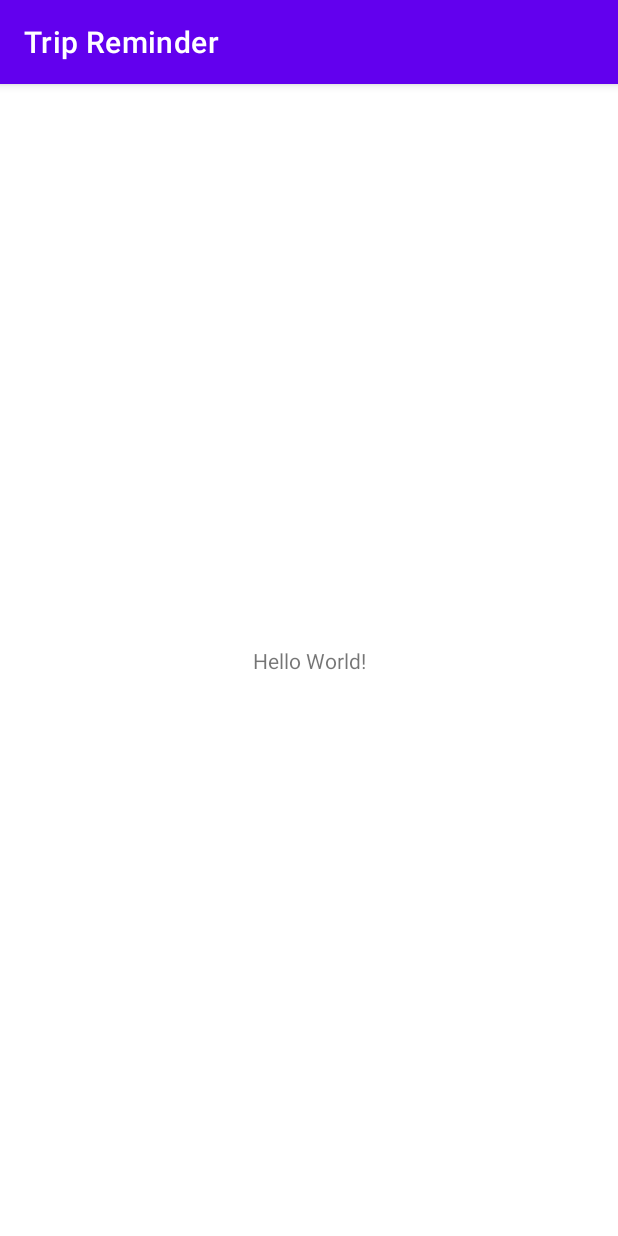
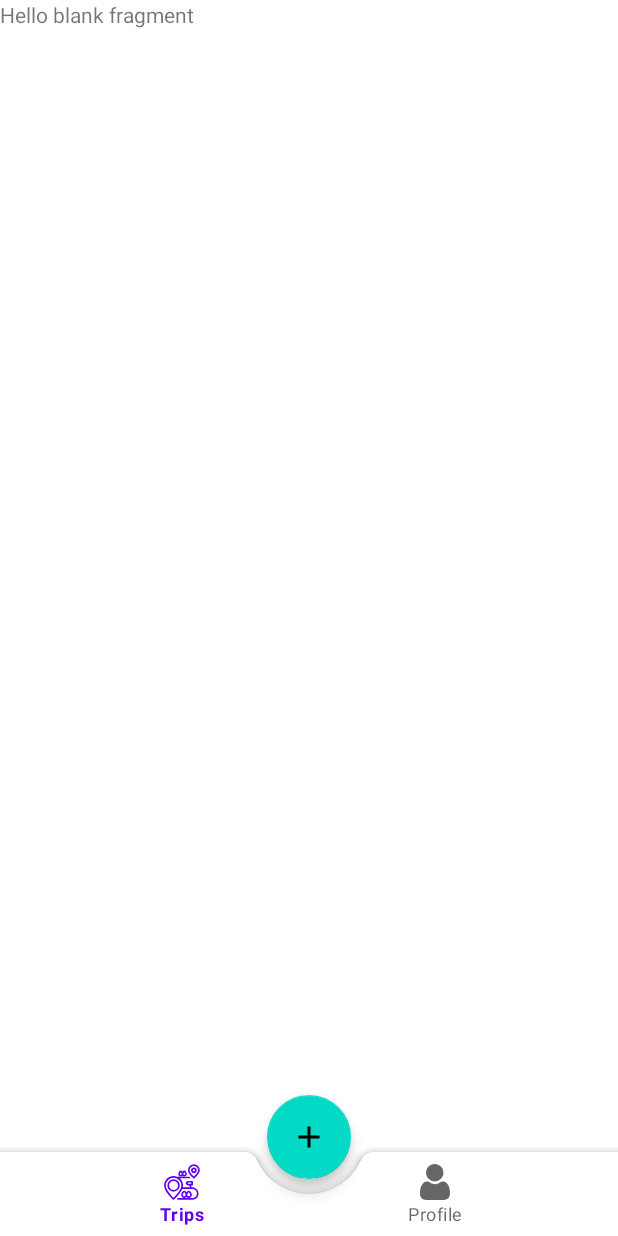
Before and after one commit to Iti-android-project-team/TripReminderAndroid, an Android app: the screen it shows after launch (MainActivity), on a phone screen of 412 x 824 dp. Run offline under Robolectric (Android 15) with nearby library versions, the phone set to English and light mode, and no system bars.

Commit message:
Build bottom navigation

```diff
--- a/app/build.gradle
+++ b/app/build.gradle
@@ -33,6 +33,8 @@ dependencies {
     implementation 'androidx.appcompat:appcompat:1.2.0'
     implementation 'com.google.android.material:material:1.2.1'
     implementation 'androidx.constraintlayout:constraintlayout:2.0.4'
+    implementation 'androidx.legacy:legacy-support-v4:1.0.0'
+
     testImplementation 'junit:junit:4.+'
     androidTestImplementation 'androidx.test.ext:junit:1.1.2'
     androidTestImplementation 'androidx.test.espresso:espresso-core:3.3.0'
--- a/app/src/main/AndroidManifest.xml
+++ b/app/src/main/AndroidManifest.xml
@@ -9,7 +9,7 @@
         android:roundIcon="@mipmap/ic_launcher_round"
         android:supportsRtl="true"
         android:theme="@style/Theme.TripReminder">
-        <activity android:name=".MainActivity">
+        <activity android:name=".ui.activities.MainActivity">
             <intent-filter>
                 <action android:name="android.intent.action.MAIN" />
 
--- a/app/src/main/java/com/example/tripreminder/MainActivity.java
+++ /dev/null
@@ -1,14 +0,0 @@
-package com.example.tripreminder;
-
-import androidx.appcompat.app.AppCompatActivity;
-
-import android.os.Bundle;
-
-public class MainActivity extends AppCompatActivity {
-
-    @Override
-    protected void onCreate(Bundle savedInstanceState) {
-        super.onCreate(savedInstanceState);
-        setContentView(R.layout.activity_main);
-    }
-}
--- /dev/null
+++ b/app/src/main/java/com/example/tripreminder/PlaceHolder.java
@@ -0,0 +1,4 @@
+package com.example.tripreminder;
+
+class PlaceHolder {
+}
--- /dev/null
+++ b/app/src/main/java/com/example/tripreminder/helper/ViewPagerAdapter.java
@@ -0,0 +1,37 @@
+package com.example.tripreminder.helper;
+
+import androidx.annotation.NonNull;
+import androidx.fragment.app.Fragment;
+import androidx.fragment.app.FragmentActivity;
+import androidx.fragment.app.FragmentManager;
+import androidx.lifecycle.Lifecycle;
+import androidx.viewpager2.adapter.FragmentStateAdapter;
+
+import com.example.tripreminder.ui.fragment.ProfileFragment;
+import com.example.tripreminder.ui.fragment.TripsFragment;
+
+import java.util.ArrayList;
+import java.util.List;
+
+public class ViewPagerAdapter extends FragmentStateAdapter {
+    private final List<Fragment> mFragmentList = new ArrayList<Fragment>() {{
+        add(new TripsFragment());
+        add(new ProfileFragment());
+    }};
+
+    public ViewPagerAdapter(@NonNull FragmentActivity fragmentActivity) {
+        super(fragmentActivity);
+    }
+
+
+    @NonNull
+    @Override
+    public Fragment createFragment(int position) {
+        return mFragmentList.get(position);
+    }
+
+    @Override
+    public int getItemCount() {
+        return  mFragmentList.size();
+    }
+}
--- /dev/null
+++ b/app/src/main/java/com/example/tripreminder/ui/PlaceHolder.java
@@ -0,0 +1,4 @@
+package com.example.tripreminder.ui;
+
+class PlaceHolder {
+}
--- /dev/null
+++ b/app/src/main/java/com/example/tripreminder/ui/activities/MainActivity.java
@@ -0,0 +1,59 @@
+package com.example.tripreminder.ui.activities;
+
+import androidx.appcompat.app.AppCompatActivity;
+import androidx.viewpager.widget.ViewPager;
+import androidx.viewpager2.widget.ViewPager2;
+
+import android.os.Bundle;
+
+import com.example.tripreminder.R;
+import com.example.tripreminder.helper.ViewPagerAdapter;
+import com.google.android.material.bottomnavigation.BottomNavigationView;
+
+public class MainActivity extends AppCompatActivity {
+
+    BottomNavigationView bottomNavigationView;
+    private int oldItemId;
+    private ViewPager2 viewPager;
+    private ViewPagerAdapter viewPagerAdapter;
+
+    @Override
+    protected void onCreate(Bundle savedInstanceState) {
+        super.onCreate(savedInstanceState);
+        setContentView(R.layout.activity_main);
+
+        init();
+    }
+
+    private void init(){
+        bottomNavigationView = findViewById(R.id.bottomNavigationView);
+        bottomNavigationView.setBackground(null);
+        oldItemId = R.id.nav_tripe;
+        viewPager = findViewById(R.id.pager);
+        viewPagerAdapter = new ViewPagerAdapter(this);
+        viewPager.setAdapter(viewPagerAdapter);
+        bottomNavigationView.setOnNavigationItemSelectedListener(mOnNavigationItemSelectedListener);
+
+    }
+
+
+    private BottomNavigationView.OnNavigationItemSelectedListener mOnNavigationItemSelectedListener
+            = item -> {
+        if (oldItemId != item.getItemId()){
+            oldItemId = item.getItemId();
+
+            switch (item.getItemId()) {
+                case R.id.nav_tripe:
+                    viewPager.setCurrentItem(0);
+                    return true;
+                case R.id.nave_profile:
+                    viewPager.setCurrentItem(1);
+                    return true;
+            }
+        }
+
+        return  false;
+    };
+
+
+}
--- /dev/null
+++ b/app/src/main/java/com/example/tripreminder/ui/fragment/ProfileFragment.java
@@ -0,0 +1,66 @@
+package com.example.tripreminder.ui.fragment;
+
+import android.os.Bundle;
+
+import androidx.fragment.app.Fragment;
+
+import android.view.LayoutInflater;
+import android.view.View;
+import android.view.ViewGroup;
+
+import com.example.tripreminder.R;
+
+/**
+ * A simple {@link Fragment} subclass.
+ * Use the {@link ProfileFragment#newInstance} factory method to
+ * create an instance of this fragment.
+ */
+public class ProfileFragment extends Fragment {
+
+    // TODO: Rename parameter arguments, choose names that match
+    // the fragment initialization parameters, e.g. ARG_ITEM_NUMBER
+    private static final String ARG_PARAM1 = "param1";
+    private static final String ARG_PARAM2 = "param2";
+
+    // TODO: Rename and change types of parameters
+    private String mParam1;
+    private String mParam2;
+
+    public ProfileFragment() {
+        // Required empty public constructor
+    }
+
+    /**
+     * Use this factory method to create a new instance of
+     * this fragment using the provided parameters.
+     *
+     * @param param1 Parameter 1.
+     * @param param2 Parameter 2.
+     * @return A new instance of fragment ProfileFragment.
+     */
+    // TODO: Rename and change types and number of parameters
+    public static ProfileFragment newInstance(String param1, String param2) {
+        ProfileFragment fragment = new ProfileFragment();
+        Bundle args = new Bundle();
+        args.putString(ARG_PARAM1, param1);
+        args.putString(ARG_PARAM2, param2);
+        fragment.setArguments(args);
+        return fragment;
+    }
+
+    @Override
+    public void onCreate(Bundle savedInstanceState) {
+        super.onCreate(savedInstanceState);
+        if (getArguments() != null) {
+            mParam1 = getArguments().getString(ARG_PARAM1);
+            mParam2 = getArguments().getString(ARG_PARAM2);
+        }
+    }
+
+    @Override
+    public View onCreateView(LayoutInflater inflater, ViewGroup container,
+                             Bundle savedInstanceState) {
+        // Inflate the layout for this fragment
+        return inflater.inflate(R.layout.fragment_profile, container, false);
+    }
+}
--- /dev/null
+++ b/app/src/main/java/com/example/tripreminder/ui/fragment/TripsFragment.java
@@ -0,0 +1,66 @@
+package com.example.tripreminder.ui.fragment;
+
+import android.os.Bundle;
+
+import androidx.fragment.app.Fragment;
+
+import android.view.LayoutInflater;
+import android.view.View;
+import android.view.ViewGroup;
+
+import com.example.tripreminder.R;
+
+/**
+ * A simple {@link Fragment} subclass.
+ * Use the {@link TripsFragment#newInstance} factory method to
+ * create an instance of this fragment.
+ */
+public class TripsFragment extends Fragment {
+
+    // TODO: Rename parameter arguments, choose names that match
+    // the fragment initialization parameters, e.g. ARG_ITEM_NUMBER
+    private static final String ARG_PARAM1 = "param1";
+    private static final String ARG_PARAM2 = "param2";
+
+    // TODO: Rename and change types of parameters
+    private String mParam1;
+    private String mParam2;
+
+    public TripsFragment() {
+        // Required empty public constructor
+    }
+
+    /**
+     * Use this factory method to create a new instance of
+     * this fragment using the provided parameters.
+     *
+     * @param param1 Parameter 1.
+     * @param param2 Parameter 2.
+     * @return A new instance of fragment TripsFragment.
+     */
+    // TODO: Rename and change types and number of parameters
+    public static TripsFragment newInstance(String param1, String param2) {
+        TripsFragment fragment = new TripsFragment();
+        Bundle args = new Bundle();
+        args.putString(ARG_PARAM1, param1);
+        args.putString(ARG_PARAM2, param2);
+        fragment.setArguments(args);
+        return fragment;
+    }
+
+    @Override
+    public void onCreate(Bundle savedInstanceState) {
+        super.onCreate(savedInstanceState);
+        if (getArguments() != null) {
+            mParam1 = getArguments().getString(ARG_PARAM1);
+            mParam2 = getArguments().getString(ARG_PARAM2);
+        }
+    }
+
+    @Override
+    public View onCreateView(LayoutInflater inflater, ViewGroup container,
+                             Bundle savedInstanceState) {
+        // Inflate the layout for this fragment
+        return inflater.inflate(R.layout.fragment_trips, container, false);
+    }
+}
--- /dev/null
+++ b/app/src/main/res/drawable/ic_baseline_add.xml
@@ -0,0 +1,10 @@
+<vector xmlns:android="http://schemas.android.com/apk/res/android"
+    android:width="24dp"
+    android:height="24dp"
+    android:viewportWidth="24"
+    android:viewportHeight="24"
+    android:tint="?attr/colorControlNormal">
+  <path
+      android:fillColor="@android:color/white"
+      android:pathData="M19,13h-6v6h-2v-6H5v-2h6V5h2v6h6v2z"/>
+</vector>
--- /dev/null
+++ b/app/src/main/res/drawable/ic_tripe.xml
@@ -0,0 +1,24 @@
+<vector xmlns:android="http://schemas.android.com/apk/res/android"
+    android:width="512dp"
+    android:height="512dp"
+    android:viewportWidth="512"
+    android:viewportHeight="512">
+  <path
+      android:fillColor="#FF000000"
+      android:pathData="M403.89,332L388,332L388,304h12a12,12 0,0 0,12 -12L412,252a12,12 0,0 0,-12 -12L336,240a12,12 0,0 0,-9.37 4.5l-16,20a12,12 0,0 0,0 14.992l16,20A12,12 0,0 0,336 304h28v28L266.839,332a108.906,108.906 0,0 0,3.58 -26.6A134.149,134.149 0,0 0,224.142 204L360,204a12,12 0,0 0,0 -24L184.392,180A133.737,133.737 0,0 0,136 170.984c-74.119,0 -134.419,60.3 -134.419,134.419 0,84.164 121.17,195.765 126.328,200.475a12,12 0,0 0,16.182 0c4.167,-3.805 84.038,-77.373 114.58,-149.878L403.89,356a64.11,64.11 0,0 1,0.174 128.22l-204.11,0.78A12,12 0,0 0,200 509h0.047l204.1,-0.78A88.11,88.11 0,0 0,403.89 332ZM335.367,272 L341.767,264L388,264v16L341.768,280ZM136,480.432C109.266,454.332 25.581,367.64 25.581,305.4a110.419,110.419 0,0 1,220.838 0c0,10.473 -2.382,21.644 -6.46,33.1a11.915,11.915 0,0 0,-1.014 2.758C217.841,397.134 157.86,459.072 136,480.432Z"/>
+  <path
+      android:fillColor="#FF000000"
+      android:pathData="M320,470.152A43.969,43.969 0,0 0,396 440c0,-10.742 -4.709,-25.077 -12.29,-37.411C378.3,393.779 366.976,379 352,379s-26.3,14.779 -31.71,23.589c-0.1,0.161 -0.192,0.327 -0.29,0.488 -0.1,-0.161 -0.191,-0.327 -0.29,-0.488C314.3,393.779 302.976,379 288,379s-26.3,14.779 -31.71,23.589C248.709,414.923 244,429.258 244,440a43.969,43.969 0,0 0,76 30.152ZM340.036,416.323c5.259,-8.966 10.248,-12.773 11.964,-13.29 1.716,0.517 6.7,4.324 11.964,13.29C368.771,424.518 372,434.033 372,440a20,20 0,0 1,-40 0C332,434.033 335.229,424.518 340.036,416.323ZM268,440c0,-5.967 3.229,-15.482 8.036,-23.677 5.259,-8.966 10.248,-12.773 11.964,-13.29 1.716,0.517 6.7,4.324 11.964,13.29C304.771,424.518 308,434.033 308,440a20,20 0,0 1,-40 0Z"/>
+  <path
+      android:fillColor="#FF000000"
+      android:pathData="M136,217.4a88,88 0,1 0,88 88A88.1,88.1 0,0 0,136 217.4ZM136,369.4a64,64 0,1 1,64 -64A64.072,64.072 0,0 1,136 369.4Z"/>
+  <path
+      android:fillColor="#FF000000"
+      android:pathData="M417.633,202.472a12,12 0,0 0,14.734 0,323.227 323.227,0 0,0 37.553,-35.445C495.852,138.214 509,111.962 509,89a84,84 0,0 0,-168 0c0,22.962 13.148,49.214 39.08,78.027A323.227,323.227 0,0 0,417.633 202.472ZM425,29a60.068,60.068 0,0 1,60 60c0,30.588 -38.281,69.814 -60,88.47 -21.723,-18.659 -60,-57.884 -60,-88.47A60.068,60.068 0,0 1,425 29Z"/>
+  <path
+      android:fillColor="#FF000000"
+      android:pathData="M465,89a40,40 0,1 0,-40 40A40.045,40.045 0,0 0,465 89ZM409,89a16,16 0,1 1,16 16A16.019,16.019 0,0 1,409 89Z"/>
+  <path
+      android:fillColor="#FF000000"
+      android:pathData="M239.9,179a35.952,35.952 0,0 0,24.1 -9.25A36.076,36.076 0,0 0,324.2 142.9c0,-16.739 -15.244,-48.9 -36.1,-48.9 -9.5,0 -17.837,6.688 -24.1,15.544C257.738,100.688 249.406,94 239.9,94c-20.854,0 -36.1,32.162 -36.1,48.9A36.139,36.139 0,0 0,239.9 179ZM288.1,118.429c4.472,3.226 12.1,16.4 12.1,24.472a12.1,12.1 0,1 1,-24.2 0C276,134.83 283.626,121.655 288.1,118.429ZM239.9,118.429c4.473,3.226 12.1,16.4 12.1,24.472a12.1,12.1 0,1 1,-24.2 0C227.8,134.83 235.429,121.655 239.9,118.429Z"/>
+</vector>
--- /dev/null
+++ b/app/src/main/res/drawable/ic_user.xml
@@ -0,0 +1,5 @@
+<vector android:height="24.000093dp" android:viewportHeight="512.002"
+    android:viewportWidth="512" android:width="24dp" xmlns:android="http://schemas.android.com/apk/res/android">
+    <path android:fillColor="#FF000000" android:pathData="m252.352,246.633c33.883,0 63.223,-12.152 87.195,-36.129 23.973,-23.973 36.125,-53.305 36.125,-87.191 0,-33.875 -12.152,-63.211 -36.129,-87.191 -23.977,-23.969 -53.313,-36.121 -87.191,-36.121 -33.887,0 -63.219,12.152 -87.191,36.125s-36.129,53.309 -36.129,87.188c0,33.887 12.156,63.223 36.133,87.195 23.977,23.969 53.313,36.125 87.188,36.125zM252.352,246.633"/>
+    <path android:fillColor="#FF000000" android:pathData="m468.129,393.703c-0.691,-9.977 -2.09,-20.859 -4.148,-32.352 -2.078,-11.578 -4.754,-22.523 -7.957,-32.527 -3.309,-10.34 -7.809,-20.551 -13.371,-30.336 -5.773,-10.156 -12.555,-19 -20.164,-26.277 -7.957,-7.613 -17.699,-13.734 -28.965,-18.199 -11.227,-4.441 -23.668,-6.691 -36.977,-6.691 -5.227,0 -10.281,2.145 -20.043,8.5 -6.008,3.918 -13.035,8.449 -20.879,13.461 -6.707,4.273 -15.793,8.277 -27.016,11.902 -10.949,3.543 -22.066,5.34 -33.039,5.34 -10.973,0 -22.086,-1.797 -33.047,-5.34 -11.211,-3.621 -20.297,-7.625 -26.996,-11.898 -7.77,-4.965 -14.801,-9.496 -20.898,-13.469 -9.75,-6.355 -14.809,-8.5 -20.035,-8.5 -13.313,0 -25.75,2.254 -36.973,6.699 -11.258,4.457 -21.004,10.578 -28.969,18.199 -7.605,7.281 -14.391,16.121 -20.156,26.273 -5.559,9.785 -10.059,19.992 -13.371,30.34 -3.199,10.004 -5.875,20.945 -7.953,32.523 -2.059,11.477 -3.457,22.363 -4.148,32.363 -0.68,9.797 -1.023,19.965 -1.023,30.234 0,26.727 8.496,48.363 25.25,64.32 16.547,15.746 38.441,23.734 65.066,23.734h246.531c26.625,0 48.512,-7.984 65.063,-23.734 16.758,-15.945 25.254,-37.586 25.254,-64.324 -0.004,-10.316 -0.352,-20.492 -1.035,-30.242zM468.129,393.703"/>
+</vector>
--- a/app/src/main/res/layout/activity_main.xml
+++ b/app/src/main/res/layout/activity_main.xml
@@ -1,18 +1,43 @@
 <?xml version="1.0" encoding="utf-8"?>
-<androidx.constraintlayout.widget.ConstraintLayout xmlns:android="http://schemas.android.com/apk/res/android"
+<androidx.coordinatorlayout.widget.CoordinatorLayout
+    xmlns:android="http://schemas.android.com/apk/res/android"
     xmlns:app="http://schemas.android.com/apk/res-auto"
     xmlns:tools="http://schemas.android.com/tools"
     android:layout_width="match_parent"
     android:layout_height="match_parent"
-    tools:context=".MainActivity">
+    tools:context=".ui.activities.MainActivity">
+    <com.google.android.material.bottomappbar.BottomAppBar
+        android:id="@+id/bottomAppBar"
+        android:layout_width="match_parent"
+        android:layout_height="wrap_content"
+        android:layout_gravity="bottom"
+        app:fabCradleMargin="10dp"
+        app:fabCradleRoundedCornerRadius="10dp"
+        app:fabCradleVerticalOffset="10dp">
 
-    <TextView
+        <com.google.android.material.bottomnavigation.BottomNavigationView
+            android:id="@+id/bottomNavigationView"
+            android:layout_width="match_parent"
+            android:layout_height="match_parent"
+            android:layout_marginEnd="16dp"
+            android:layout_marginStart="16dp"
+            android:background="@android:color/transparent"
+            app:menu="@menu/bottom_nav_menu" />
+
+    </com.google.android.material.bottomappbar.BottomAppBar>
+
+    <androidx.viewpager2.widget.ViewPager2
+        android:layout_width="match_parent"
+        android:layout_height="match_parent"
+        android:id="@+id/pager"
+        android:layout_marginBottom="100dp"/>
+
+    <com.google.android.material.floatingactionbutton.FloatingActionButton
+        android:id="@+id/fab"
         android:layout_width="wrap_content"
         android:layout_height="wrap_content"
-        android:text="Hello World!"
-        app:layout_constraintBottom_toBottomOf="parent"
-        app:layout_constraintLeft_toLeftOf="parent"
-        app:layout_constraintRight_toRightOf="parent"
-        app:layout_constraintTop_toTopOf="parent" />
+        android:contentDescription="@string/app_name"
+        android:src="@drawable/ic_baseline_add"
+        app:layout_anchor="@id/bottomAppBar" />
 
-</androidx.constraintlayout.widget.ConstraintLayout>
+</androidx.coordinatorlayout.widget.CoordinatorLayout>
--- /dev/null
+++ b/app/src/main/res/layout/fragment_profile.xml
@@ -0,0 +1,14 @@
+<?xml version="1.0" encoding="utf-8"?>
+<FrameLayout xmlns:android="http://schemas.android.com/apk/res/android"
+    xmlns:tools="http://schemas.android.com/tools"
+    android:layout_width="match_parent"
+    android:layout_height="match_parent"
+    tools:context=".ui.fragment.ProfileFragment">
+
+    <!-- TODO: Update blank fragment layout -->
+    <TextView
+        android:layout_width="match_parent"
+        android:layout_height="match_parent"
+        android:text="@string/hello_blank_fragment" />
+
+</FrameLayout>
--- /dev/null
+++ b/app/src/main/res/layout/fragment_trips.xml
@@ -0,0 +1,14 @@
+<?xml version="1.0" encoding="utf-8"?>
+<FrameLayout xmlns:android="http://schemas.android.com/apk/res/android"
+    xmlns:tools="http://schemas.android.com/tools"
+    android:layout_width="match_parent"
+    android:layout_height="match_parent"
+    tools:context=".ui.fragment.TripsFragment">
+
+    <!-- TODO: Update blank fragment layout -->
+    <TextView
+        android:layout_width="match_parent"
+        android:layout_height="match_parent"
+        android:text="@string/hello_blank_fragment" />
+
+</FrameLayout>
--- /dev/null
+++ b/app/src/main/res/menu/bottom_nav_menu.xml
@@ -0,0 +1,13 @@
+<?xml version="1.0" encoding="utf-8"?>
+<menu xmlns:android="http://schemas.android.com/apk/res/android">
+    <item
+        android:id="@+id/nav_tripe"
+        android:icon="@drawable/ic_tripe"
+        android:title="@string/trips"/>
+
+    <item
+        android:id="@+id/nave_profile"
+        android:icon="@drawable/ic_user"
+        android:title="@string/profile"/>
+
+</menu>
--- a/app/src/main/res/values-night/themes.xml
+++ b/app/src/main/res/values-night/themes.xml
@@ -1,6 +1,6 @@
 <resources xmlns:tools="http://schemas.android.com/tools">
     <!-- Base application theme. -->
-    <style name="Theme.TripReminder" parent="Theme.MaterialComponents.DayNight.DarkActionBar">
+    <style name="Theme.TripReminder" parent="Theme.MaterialComponents.DayNight.NoActionBar">
         <!-- Primary brand color. -->
         <item name="colorPrimary">@color/purple_200</item>
         <item name="colorPrimaryVariant">@color/purple_700</item>
--- a/app/src/main/res/values/strings.xml
+++ b/app/src/main/res/values/strings.xml
@@ -1,3 +1,7 @@
 <resources>
     <string name="app_name">Trip Reminder</string>
+    <string name="trips">Trips</string>
+    <string name="profile">Profile</string>
+    <!-- TODO: Remove or change this placeholder text -->
+    <string name="hello_blank_fragment">Hello blank fragment</string>
 </resources>
--- a/app/src/main/res/values/themes.xml
+++ b/app/src/main/res/values/themes.xml
@@ -1,6 +1,6 @@
 <resources xmlns:tools="http://schemas.android.com/tools">
     <!-- Base application theme. -->
-    <style name="Theme.TripReminder" parent="Theme.MaterialComponents.DayNight.DarkActionBar">
+    <style name="Theme.TripReminder" parent="Theme.MaterialComponents.DayNight.NoActionBar">
         <!-- Primary brand color. -->
         <item name="colorPrimary">@color/purple_500</item>
         <item name="colorPrimaryVariant">@color/purple_700</item>
```
